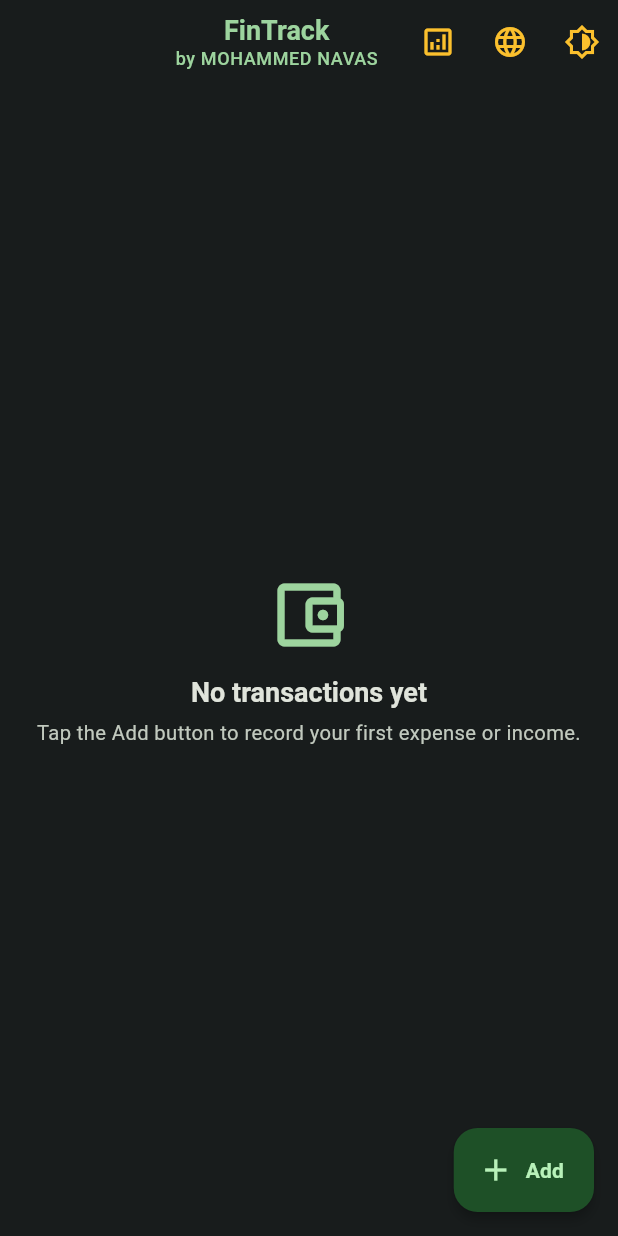
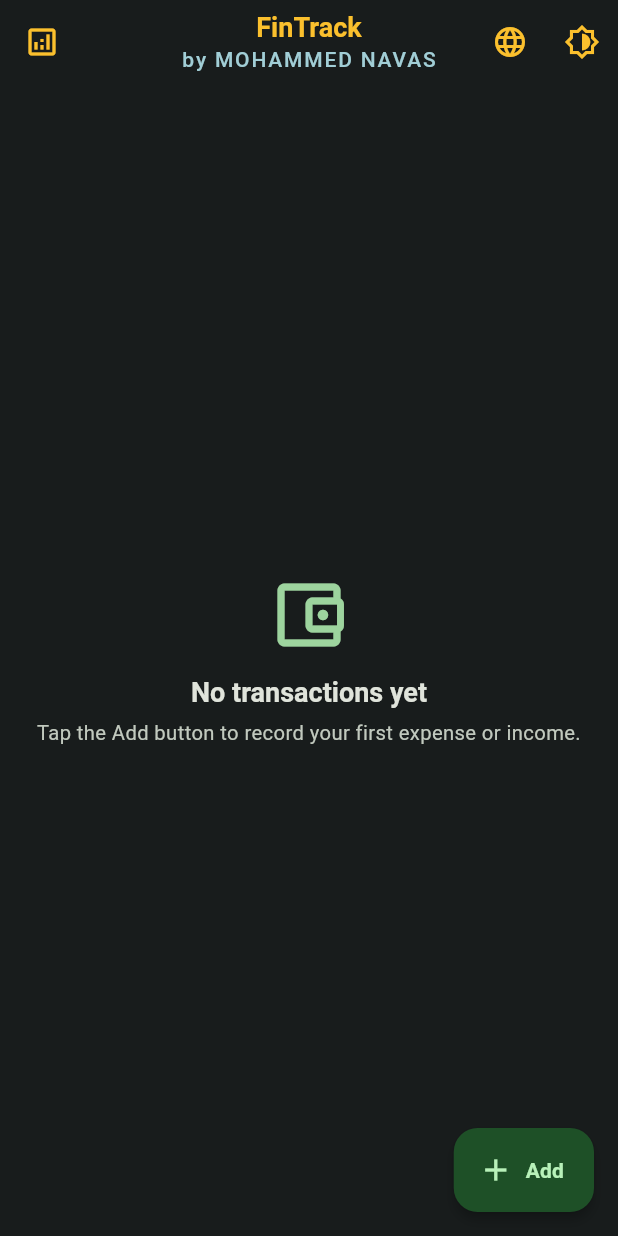
Before and after one commit to Navaskt/fin_track, a Flutter app: the screen it shows after launch, on a phone screen of 412 x 824 dp. Run offline on Flutter 3.47's test engine with Material 3 defaults, Android fonts, the phone set to English and light mode, and no system bars; our stand-ins replace fl_chart, flutter_hooks, flutter_riverpod, freezed_annotation, go_router, hive and 2 more; accounts and stored records are empty; Roboto replaces fonts that are missing (Montserrat).

Commit message:
Add analytics feature with localization support and update UI components

```diff
--- a/lib/features/transactions/presentation/pages/home_page.dart
+++ b/lib/features/transactions/presentation/pages/home_page.dart
@@ -11,25 +11,29 @@ class HomePage extends ConsumerWidget {
 
   @override
   Widget build(BuildContext context, WidgetRef ref) {
-    final cs = Theme.of(context).colorScheme;
+    final cs = Theme.of(context);
 
     return Scaffold(
-      backgroundColor: cs.surface,
+      backgroundColor: cs.colorScheme.surface,
       appBar: AppBar(
+        leading: IconButton(
+          onPressed: () => context.push('/insights'),
+          icon: Icon(Icons.analytics_outlined, color: cs.colorScheme.secondary),
+          tooltip: context.loc.analytics,
+        ),
         title: Column(
           children: [
             Text(
               context.loc.appTitle,
-              style: Theme.of(context).textTheme.titleLarge?.copyWith(
-                color: cs.primary,
-                fontWeight: FontWeight.bold,
+              style: cs.textTheme.titleLarge?.copyWith(
+                color: cs.colorScheme.secondary,
               ),
             ),
             Text(
-              'by MOHAMMED NAVAS',
-              style: Theme.of(context).textTheme.bodySmall?.copyWith(
-                color: cs.primary,
-                fontWeight: FontWeight.w500,
+              context.loc.byNavas,
+              style: cs.textTheme.titleSmall?.copyWith(
+                color: cs.colorScheme.tertiary,
+                letterSpacing: 1.2,
               ),
             ),
           ],
@@ -37,15 +41,7 @@ class HomePage extends ConsumerWidget {
         centerTitle: true,
         elevation: 0,
         scrolledUnderElevation: 2,
-        actions: [
-          IconButton(
-            onPressed: () => context.push('/insights'),
-            icon: Icon(Icons.analytics_outlined, color: cs.secondary),
-            tooltip: 'Analytics',
-          ),
-          const LanguageSelector(),
-          const ThemeSelector(),
-        ],
+        actions: [const LanguageSelector(), const ThemeSelector()],
       ),
       body: const TransactionsGroupedByMonth(),
       floatingActionButton: FloatingActionButton.extended(
--- a/lib/l10n/app_ar.arb
+++ b/lib/l10n/app_ar.arb
@@ -54,5 +54,7 @@
   "dailyExpenseTrend": "اتجاه المصروف اليومي",
   "topCategories": "أعلى الفئات",
   "noExpenses": "لا توجد مصروفات هذا الشهر",
-  "noData": "لا توجد بيانات"
+  "noData": "لا توجد بيانات",
+  "byNavas": "بواسطة محمد نواس",
+  "analytics": "التحليلات"
 }
--- a/lib/l10n/app_en.arb
+++ b/lib/l10n/app_en.arb
@@ -54,5 +54,7 @@
   "dailyExpenseTrend": "Daily expense trend",
   "topCategories": "Top categories",
   "noExpenses": "No expenses for this month",
-  "noData": "No data"
+  "noData": "No data",
+  "byNavas": "by MOHAMMED NAVAS",
+  "analytics": "Analytics"
 }
--- a/lib/l10n/app_hi.arb
+++ b/lib/l10n/app_hi.arb
@@ -54,5 +54,7 @@
   "dailyExpenseTrend": "दैनिक खर्च प्रवृत्ति",
   "topCategories": "शीर्ष श्रेणियाँ",
   "noExpenses": "इस महीने के लिए कोई खर्च नहीं",
-  "noData": "कोई डेटा नहीं"
+  "noData": "कोई डेटा नहीं",
+  "byNavas": "मोहम्मद नवास द्वारा",
+  "analytics": "विश्लेषण"
 }
--- a/lib/l10n/app_localizations.dart
+++ b/lib/l10n/app_localizations.dart
@@ -416,6 +416,18 @@ abstract class AppLocalizations {
   /// In en, this message translates to:
   /// **'No data'**
   String get noData;
+
+  /// No description provided for @byNavas.
+  ///
+  /// In en, this message translates to:
+  /// **'by MOHAMMED NAVAS'**
+  String get byNavas;
+
+  /// No description provided for @analytics.
+  ///
+  /// In en, this message translates to:
+  /// **'Analytics'**
+  String get analytics;
 }
 
 class _AppLocalizationsDelegate extends LocalizationsDelegate<AppLocalizations> {
--- a/lib/l10n/app_localizations_ar.dart
+++ b/lib/l10n/app_localizations_ar.dart
@@ -166,4 +166,10 @@ class AppLocalizationsAr extends AppLocalizations {
 
   @override
   String get noData => 'لا توجد بيانات';
+
+  @override
+  String get byNavas => 'بواسطة محمد نواس';
+
+  @override
+  String get analytics => 'التحليلات';
 }
--- a/lib/l10n/app_localizations_en.dart
+++ b/lib/l10n/app_localizations_en.dart
@@ -166,4 +166,10 @@ class AppLocalizationsEn extends AppLocalizations {
 
   @override
   String get noData => 'No data';
+
+  @override
+  String get byNavas => 'by MOHAMMED NAVAS';
+
+  @override
+  String get analytics => 'Analytics';
 }
--- a/lib/l10n/app_localizations_hi.dart
+++ b/lib/l10n/app_localizations_hi.dart
@@ -166,4 +166,10 @@ class AppLocalizationsHi extends AppLocalizations {
 
   @override
   String get noData => 'कोई डेटा नहीं';
+
+  @override
+  String get byNavas => 'मोहम्मद नवास द्वारा';
+
+  @override
+  String get analytics => 'विश्लेषण';
 }
--- a/lib/l10n/app_localizations_ml.dart
+++ b/lib/l10n/app_localizations_ml.dart
@@ -166,4 +166,10 @@ class AppLocalizationsMl extends AppLocalizations {
 
   @override
   String get noData => 'ഡാറ്റയില്ല';
+
+  @override
+  String get byNavas => 'മുഹമ്മദ് നവാസ് നിർമ്മിച്ചത്';
+
+  @override
+  String get analytics => 'വിശകലനം';
 }
--- a/lib/l10n/app_ml.arb
+++ b/lib/l10n/app_ml.arb
@@ -54,5 +54,7 @@
   "dailyExpenseTrend": "ദൈനംദിന ചെലവിന്റെ പ്രവണത",
   "topCategories": "മികച്ച വിഭാഗങ്ങൾ",
   "noExpenses": "ഈ മാസത്തിൽ ചെലവുകൾ ഇല്ല",
-  "noData": "ഡാറ്റയില്ല"
+  "noData": "ഡാറ്റയില്ല",
+  "byNavas": "മുഹമ്മദ് നവാസ് നിർമ്മിച്ചത്",
+  "analytics": "വിശകലനം"
 }
```
